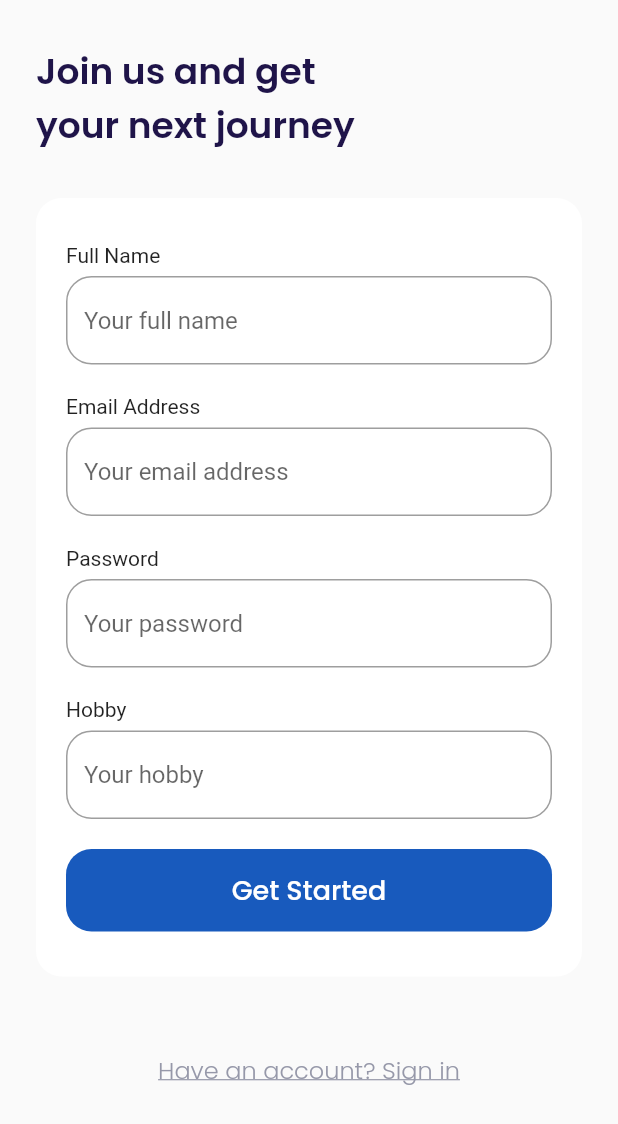
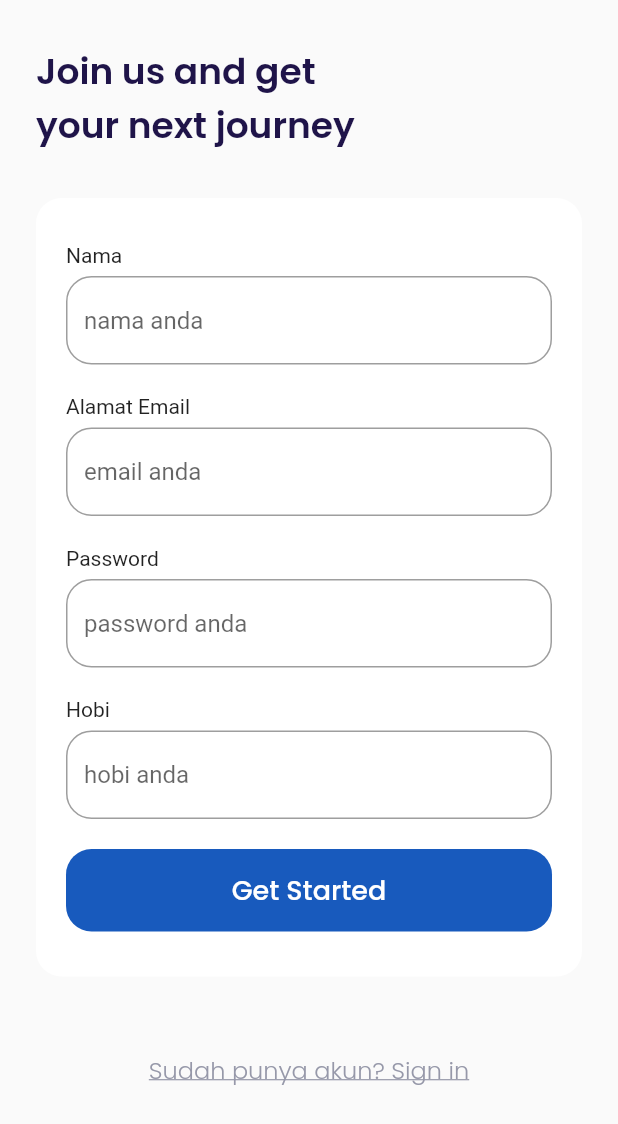
Before and after one commit to shintanr/ppb, a Flutter app: the SignUpPage screen opened by its route, on a phone screen of 412 x 824 dp. Shown: the top 1124 px of the screen. Run offline on Flutter 3.47's test engine with Material 2 defaults, Android fonts, the phone set to English and light mode, and no system bars; our stand-ins replace bloc, cloud_firestore, equatable, firebase_auth, firebase_core, flutter_bloc and 1 more; accounts and stored records are empty.

Commit message:
update sign p page

```diff
--- a/lib/ui/pages/sign_up_page.dart
+++ b/lib/ui/pages/sign_up_page.dart
@@ -32,16 +32,16 @@ class SignUpPage extends StatelessWidget {
     Widget inputSection() {
       Widget nameInput() {
         return CustomTextFormField(
-          title: 'Full Name',
-          hintText: 'Your full name',
+          title: 'Nama',
+          hintText: 'nama anda',
           controller: nameController,
         );
       }
 
       Widget emailInput() {
         return CustomTextFormField(
-          title: 'Email Address',
-          hintText: 'Your email address',
+          title: 'Alamat Email',
+          hintText: 'email anda',
           controller: emailController,
         );
       }
@@ -49,7 +49,7 @@ class SignUpPage extends StatelessWidget {
       Widget passwordInput() {
         return CustomTextFormField(
           title: 'Password',
-          hintText: 'Your password',
+          hintText: 'password anda',
           controller: passwordController,
           obscureText: true,
         );
@@ -57,8 +57,8 @@ class SignUpPage extends StatelessWidget {
 
       Widget hobbyInput() {
         return CustomTextFormField(
-          title: 'Hobby',
-          hintText: 'Your hobby',
+          title: 'Hobi',
+          hintText: 'hobi anda',
           controller: hobbyController,
         );
       }
@@ -129,7 +129,7 @@ class SignUpPage extends StatelessWidget {
           alignment: Alignment.center,
           margin: EdgeInsets.only(top: 50, bottom: 73),
           child: Text(
-            'Have an account? Sign in',
+            'Sudah punya akun? Sign in',
             style: greyTextStyle.copyWith(
               fontSize: 16,
               fontWeight: light,
```
